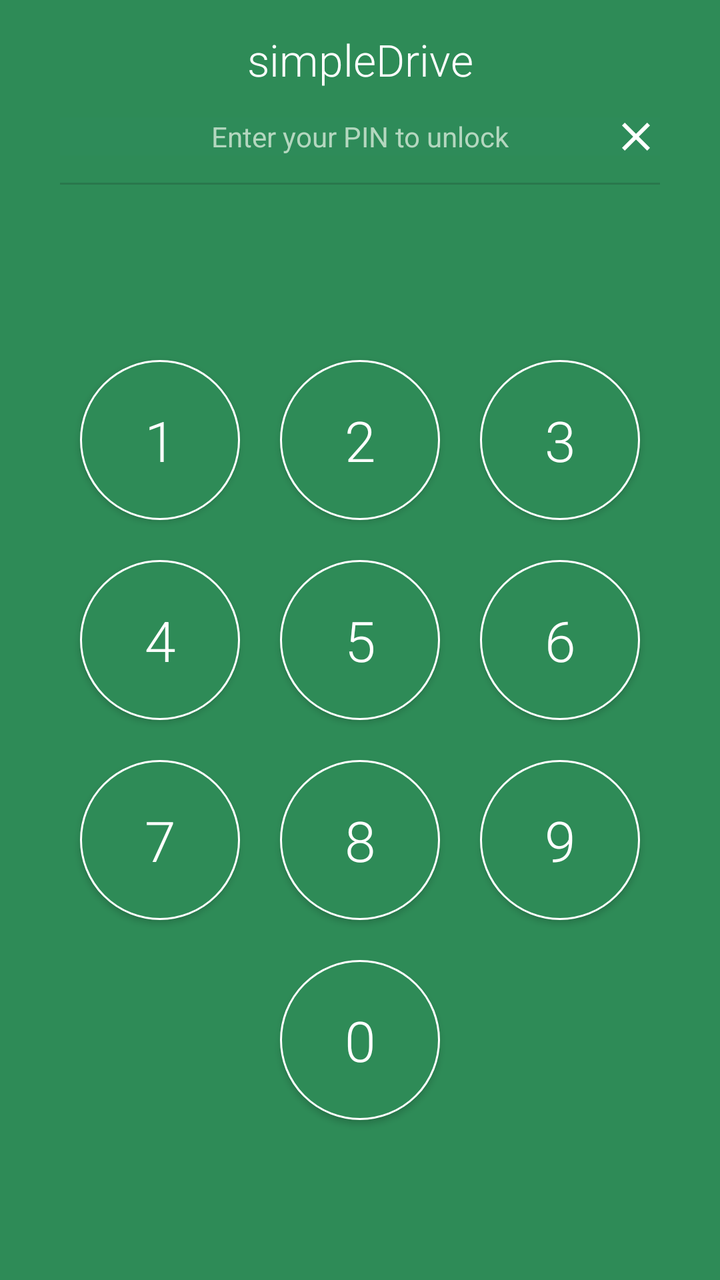
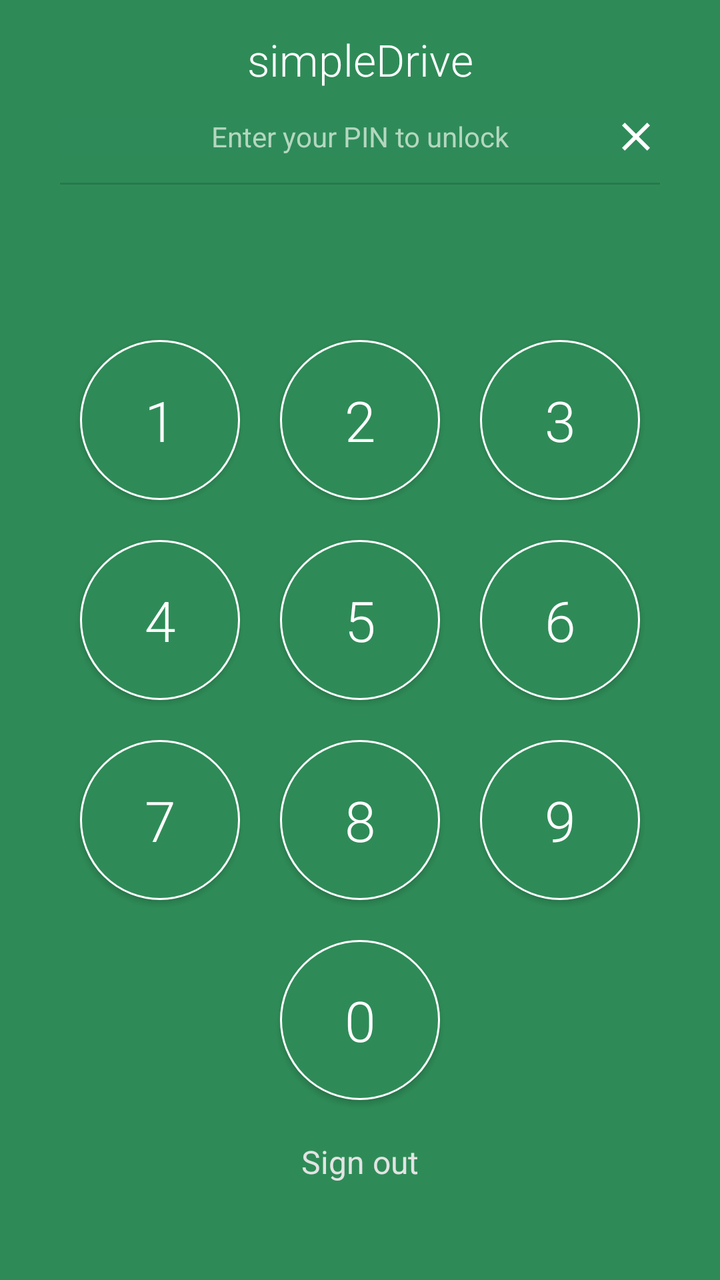

Screens rendered from an Android XML layout before and after an edit, with the pre-edit source and the edit as a unified diff.
<!-- AndroidManifest.xml: application theme MainTheme -->
<!-- res/layout/activity_unlock.xml -->
<ScrollView xmlns:tools="http://schemas.android.com/tools"
    xmlns:android="http://schemas.android.com/apk/res/android"
    android:id="@+id/scrollView1"
    android:layout_width="match_parent"
    android:layout_height="match_parent"
    android:background="@color/darkgreen">

    <RelativeLayout
        xmlns:android="http://schemas.android.com/apk/res/android"
        android:layout_height="wrap_content"
        android:layout_width="match_parent">

        <LinearLayout
            android:layout_height="match_parent"
            android:layout_width="wrap_content"
            android:layout_centerHorizontal="true"
            android:orientation="vertical">

            <TextView
                android:layout_width="match_parent"
                android:layout_height="wrap_content"
                android:layout_marginTop="15dp"
                android:gravity="center_horizontal"
                android:textColor="@color/white"
                android:textSize="22sp"
                android:fontFamily="sans-serif-light"
                android:text="simpleDrive" />

            <LinearLayout
                android:layout_width="300dp"
                android:layout_height="wrap_content"
                android:orientation="vertical">

                <RelativeLayout
                    android:layout_width="match_parent"
                    android:layout_height="48dp">

                    <TextView
                        android:id="@+id/unlock_pin"
                        android:layout_width="match_parent"
                        android:layout_height="wrap_content"
                        android:layout_marginTop="15dp"
                        android:gravity="center_horizontal"
                        android:textColor="@color/lightgreen"
                        android:background="@color/transparentgreen"
                        android:layout_centerVertical="true"
                        android:text="Enter your PIN to unlock" />

                    <ImageView
                        android:id="@+id/unlock_clear_pin"
                        android:layout_width="24dp"
                        android:layout_height="24dp"
                        android:background="@drawable/ic_close"
                        android:layout_centerVertical="true"
                        android:layout_alignParentRight="true"/>

                    <LinearLayout
                        android:layout_width="match_parent"
                        android:layout_height="1dp"
                        android:layout_marginTop="5dp"
                        android:layout_alignParentBottom="true"
                        android:background="@color/darkergreen">

                    </LinearLayout>
                </RelativeLayout>

                <TextView
                    android:id="@+id/unlock_error"
                    android:layout_width="match_parent"
                    android:layout_height="wrap_content"
                    android:layout_marginTop="16dp"
                    android:gravity="center_horizontal"
                    android:textColor="@color/red"
                    android:textSize="16sp"
                    android:text="" />
            </LinearLayout>

            <LinearLayout
                android:layout_width="match_parent"
                android:layout_height="wrap_content"
                android:layout_marginTop="40dp"
                android:orientation="horizontal">

                <Button
                    android:id="@+id/unlock_one"
                    android:layout_width="80dp"
                    android:layout_height="80dp"
                    android:layout_margin="10dp"
                    android:background="@drawable/unlock_button"
                    android:textColor="@color/white"
                    android:fontFamily="sans-serif-light"
                    android:textSize="28sp"
                    android:text="1"/>

                <Button
                    android:id="@+id/unlock_two"
                    android:layout_width="80dp"
                    android:layout_height="80dp"
                    android:layout_margin="10dp"
                    android:background="@drawable/unlock_button"
                    android:textColor="@color/white"
                    android:fontFamily="sans-serif-light"
                    android:textSize="28sp"
                    android:text="2"/>

                <Button
                    android:id="@+id/unlock_three"
                    android:layout_width="80dp"
                    android:layout_height="80dp"
                    android:layout_margin="10dp"
                    android:background="@drawable/unlock_button"
                    android:textColor="@color/white"
                    android:fontFamily="sans-serif-light"
                    android:textSize="28sp"
                    android:text="3"/>
            </LinearLayout>

            <LinearLayout
                android:layout_width="match_parent"
                android:layout_height="wrap_content"
                android:orientation="horizontal">

                <Button
                    android:id="@+id/unlock_four"
                    android:layout_width="80dp"
                    android:layout_height="80dp"
                    android:layout_margin="10dp"
                    android:background="@drawable/unlock_button"
                    android:textColor="@color/white"
                    android:fontFamily="sans-serif-light"
                    android:textSize="28sp"
                    android:text="4"/>

                <Button
                    android:id="@+id/unlock_five"
                    android:layout_width="80dp"
                    android:layout_height="80dp"
                    android:layout_margin="10dp"
                    android:background="@drawable/unlock_button"
                    android:textColor="@color/white"
                    android:fontFamily="sans-serif-light"
                    android:textSize="28sp"
                    android:text="5"/>

                <Button
                    android:id="@+id/unlock_six"
                    android:layout_width="80dp"
                    android:layout_height="80dp"
                    android:layout_margin="10dp"
                    android:background="@drawable/unlock_button"
                    android:textColor="@color/white"
                    android:fontFamily="sans-serif-light"
                    android:textSize="28sp"
                    android:text="6"/>
            </LinearLayout>

            <LinearLayout
                android:layout_width="match_parent"
                android:layout_height="wrap_content"
                android:orientation="horizontal">

                <Button
                    android:id="@+id/unlock_seven"
                    android:layout_width="80dp"
                    android:layout_height="80dp"
                    android:layout_margin="10dp"
                    android:background="@drawable/unlock_button"
                    android:textColor="@color/white"
                    android:fontFamily="sans-serif-light"
                    android:textSize="28sp"
                    android:text="7"/>

                <Button
                    android:id="@+id/unlock_eight"
                    android:layout_width="80dp"
                    android:layout_height="80dp"
                    android:layout_margin="10dp"
                    android:background="@drawable/unlock_button"
                    android:textColor="@color/white"
                    android:fontFamily="sans-serif-light"
                    android:textSize="28sp"
                    android:text="8"/>

                <Button
                    android:id="@+id/unlock_nine"
                    android:layout_width="80dp"
                    android:layout_height="80dp"
                    android:layout_margin="10dp"
                    android:background="@drawable/unlock_button"
                    android:textColor="@color/white"
                    android:fontFamily="sans-serif-light"
                    android:textSize="28sp"
                    android:text="9"/>
            </LinearLayout>

            <LinearLayout
                android:layout_width="match_parent"
                android:layout_height="wrap_content"
                android:orientation="horizontal">

                <Button
                    android:layout_width="80dp"
                    android:layout_height="80dp"
                    android:layout_margin="10dp"
                    android:background="@drawable/unlock_button"
                    android:visibility="invisible"/>

                <Button
                    android:id="@+id/unlock_zero"
                    android:layout_width="80dp"
                    android:layout_height="80dp"
                    android:layout_margin="10dp"
                    android:background="@drawable/unlock_button"
                    android:textColor="@color/white"
                    android:fontFamily="sans-serif-light"
                    android:textSize="28sp"
                    android:text="0"/>

                <Button
                    android:layout_width="80dp"
                    android:layout_height="80dp"
                    android:layout_margin="10dp"
                    android:visibility="invisible"/>
            </LinearLayout>
        </LinearLayout>
    </RelativeLayout>
</ScrollView>
<!-- resources referenced by this layout -->
<resources>
  <color name="darkergreen">#ff29774c</color>
  <color name="darkgreen">#ff2e8b57</color>
  <color name="lightgreen">#ffb4d7bf</color>
  <color name="red">#ffff0000</color>
  <color name="transparentgreen">#552e8b5e</color>
  <color name="white">#ffffffff</color>
  <!-- drawable ic_close: png bitmap (drawable-hdpi, 221 bytes) -->
  <!-- drawable unlock_button: vector/xml drawable (drawable, 2216 chars, omitted) -->
  <style name="MainTheme" parent="Theme.AppCompat.NoActionBar">
          
          
          <item name="android:colorPrimary">@color/darkgreen</item>
          
          <item name="android:colorPrimaryDark">@color/darkergreen</item>
          
          <item name="android:colorAccent">@color/darkgreen</item>
          <item name="windowActionBar">false</item>
      </style>
</resources>

<!-- the commit's change to res/layout/activity_unlock.xml (unified diff, before → after) -->
@@ -78,7 +78,7 @@
             <LinearLayout
                 android:layout_width="match_parent"
                 android:layout_height="wrap_content"
-                android:layout_marginTop="40dp"
+                android:layout_marginTop="30dp"
                 android:orientation="horizontal">
 
                 <Button
@@ -222,6 +222,16 @@
                     android:layout_margin="10dp"
                     android:visibility="invisible"/>
             </LinearLayout>
+
+            <TextView
+                android:layout_width="match_parent"
+                android:layout_height="wrap_content"
+                android:layout_marginTop="10dp"
+                android:textColor="@color/grey2"
+                android:gravity="center_horizontal"
+                android:textSize="16sp"
+                android:fontFamily="sans-serif"
+                android:text="Sign out" />
         </LinearLayout>
     </RelativeLayout>
 </ScrollView>
<!-- resource entries referenced after the edit -->
@@ -2,6 +2,7 @@
 <resources>
   <color name="darkergreen">#ff29774c</color>
   <color name="darkgreen">#ff2e8b57</color>
+  <color name="grey2">#ffe3e3e3</color>
   <color name="lightgreen">#ffb4d7bf</color>
   <color name="red">#ffff0000</color>
   <color name="transparentgreen">#552e8b5e</color>
